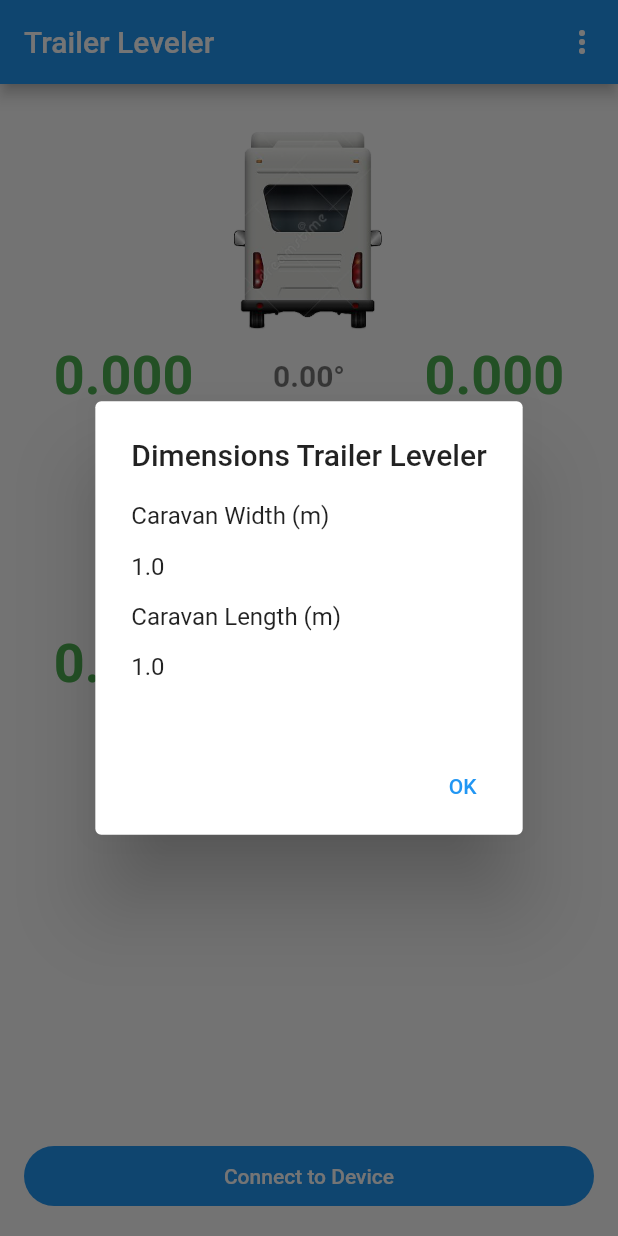
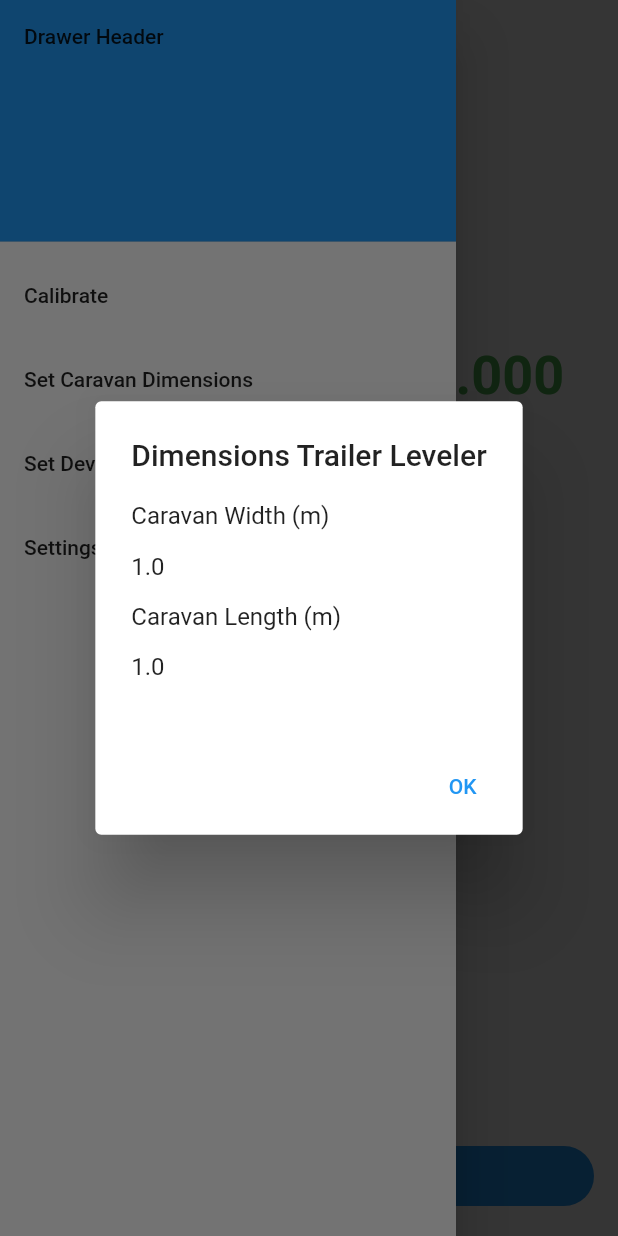
Before and after one commit to kanestoboi/TrailerLeveler-App, a Flutter app: the screen it shows after launch, with the side drawer open (before the commit the screen has no drawer), on a phone screen of 412 x 824 dp. Run offline on Flutter 3.47's test engine with Material 2 defaults, Android fonts, the light colour scheme and no system bars; our stand-ins replace flutter_blue_plus, fluttertoast, permission_handler, shared_preferences, wakelock; missing offline and left inert: shared_preferences_web, wakelock_web.

Commit message:
moving the menu bar into a appbar drawer and removing link icon from bluetooth devices page

```diff
--- a/lib/angles_page.dart
+++ b/lib/angles_page.dart
@@ -2,6 +2,7 @@ import 'dart:async';
 
 import 'package:flutter/material.dart';
 import 'package:flutter/scheduler.dart';
+import 'package:flutter/services.dart';
 import 'package:trailer_leveler_app/bluetooth_devices.dart';
 import 'package:shared_preferences/shared_preferences.dart';
 import 'dart:math';
@@ -100,15 +101,101 @@ class PageState extends State<AnglesPage> {
           preferredSize: const Size(double.infinity, kToolbarHeight),
           child: Builder(
               builder: (context) => AppBar(
-                      title: const Text('Trailer Leveler'),
+                      systemOverlayStyle: const SystemUiOverlayStyle(
+                        // Status bar color
+                        statusBarColor: Colors.transparent,
+
+                        // Status bar brightness (optional)
+                        statusBarIconBrightness:
+                            Brightness.dark, // For Android (dark icons)
+                        statusBarBrightness:
+                            Brightness.light, // For iOS (dark icons)
+                      ),
+                      backgroundColor:
+                          Theme.of(context).scaffoldBackgroundColor,
+                      elevation: 0,
+                      leading: menuWidget(context),
                       actions: <Widget>[
                         getBatteryLevelWidget(),
-                        menuWidget(),
                       ]))
 
           // StreamBuilder
           ),
       body: getLevelIndicatorWidget(),
+      drawer: Drawer(
+        // Add a ListView to the drawer. This ensures the user can scroll
+        // through the options in the drawer if there isn't enough vertical
+        // space to fit everything.
+        child: ListView(
+          // Important: Remove any padding from the ListView.
+          padding: EdgeInsets.zero,
+          children: [
+            const DrawerHeader(
+              decoration: BoxDecoration(
+                color: Colors.blue,
+              ),
+              child: Text('Drawer Header'),
+            ),
+            ListTile(
+              title: const Text(
+                'Calibrate',
+                maxLines: 1,
+              ),
+              selected: false,
+              onTap: () async {
+                Navigator.pop(context);
+
+                await _showCalibrationDialog();
+
+                _xAngleCalibration = _xAngle;
+                _yAngleCalibration = _yAngle;
+                _zAngleCalibration = _zAngle;
+                _sharedPreferences.setDouble(
+                    'xAngleCalibration', _xAngleCalibration);
+                _sharedPreferences.setDouble(
+                    'yAngleCalibration', _yAngleCalibration);
+                _sharedPreferences.setDouble(
+                    'zAngleCalibration', _zAngleCalibration);
+                // Then close the drawer
+              },
+            ),
+            ListTile(
+              title: const Text(
+                'Set Caravan Dimensions',
+                maxLines: 1,
+              ),
+              selected: false,
+              onTap: () async {
+                // Then close the drawer
+                Navigator.pop(context);
+                await _showDimensionsDialog();
+              },
+            ),
+            ListTile(
+              title: const Text(
+                'Set Device Orientation',
+                maxLines: 1,
+              ),
+              selected: false,
+              onTap: () async {
+                // Then close the drawer
+                Navigator.pop(context);
+                _showDeviceOrientationDialog();
+              },
+            ),
+            ListTile(
+              title: const Text(
+                'Settings',
+                maxLines: 1,
+              ),
+              selected: false,
+              onTap: () async {
+                Navigator.pop(context);
+              },
+            ),
+          ],
+        ),
+      ),
     );
   }
 
@@ -118,19 +205,26 @@ class PageState extends State<AnglesPage> {
         onPressed: _navigateToBluetoothDevicesPage);
   }
 
-  Widget menuWidget() {
-    return PopupMenuButton<String>(
-      onSelected: handleClick,
-      itemBuilder: (BuildContext context) {
-        return {'Calibrate', 'Set Caravan Dimensions', 'Set Device Orientation'}
-            .map((String choice) {
-          return PopupMenuItem<String>(
-            value: choice,
-            child: Text(choice),
-          );
-        }).toList();
+  Widget menuWidget(BuildContext thecontext) {
+    return IconButton(
+      icon: const Icon(Icons.menu, color: Colors.black54), // Menu icon
+      onPressed: () {
+        Scaffold.of(thecontext).openDrawer(); // Open the drawer
       },
     );
+    // return PopupMenuButton<String>(
+    //   icon: const Icon(Icons.menu, color: Colors.black54),
+    //   onSelected: (handleClick),
+    //   itemBuilder: (BuildContext context) {
+    //     return {'Calibrate', 'Set Caravan Dimensions', 'Set Device Orientation'}
+    //         .map((String choice) {
+    //       return PopupMenuItem<String>(
+    //         value: choice,
+    //         child: Text(choice),
+    //       );
+    //     }).toList();
+    //   },
+    // );
   }
 
   void _navigateToBluetoothDevicesPage() async {
@@ -200,7 +294,7 @@ class PageState extends State<AnglesPage> {
           child: Column(
             children: [
               Padding(
-                  padding: EdgeInsets.fromLTRB(
+                  padding: const EdgeInsets.fromLTRB(
                       16.0, 32.0, 16.0, 10.0), // left, top, right, bottom
                   child: Center(
                     child: Transform.rotate(
@@ -420,15 +514,16 @@ class PageState extends State<AnglesPage> {
       batteryLevelString = "      ";
     }
 
-    Color textColor = Colors.white;
+    Color textColor = Colors.black54;
 
-    return Center(
+    return Padding(
+        padding: const EdgeInsets.only(right: 20.0, top: 14),
         child: Text(
-      batteryLevelString,
-      textAlign: TextAlign.left,
-      style: TextStyle(
-          fontSize: 18, color: textColor, fontWeight: FontWeight.normal),
-    ));
+          batteryLevelString,
+          textAlign: TextAlign.left,
+          style: TextStyle(
+              fontSize: 18, color: textColor, fontWeight: FontWeight.normal),
+        ));
   }
 
   Future<void> handleClick(String value) async {
@@ -465,9 +560,9 @@ class PageState extends State<AnglesPage> {
       builder: (BuildContext context) {
         return AlertDialog(
           title: const Text('Calibrate Trailer Leveler'),
-          content: SingleChildScrollView(
+          content: const SingleChildScrollView(
             child: ListBody(
-              children: const <Widget>[
+              children: <Widget>[
                 Text('This will calibrate the sensor.'),
                 Text('Make sure that the device is level and press OK.'),
               ],
@@ -569,6 +664,7 @@ class PageState extends State<AnglesPage> {
                 Container(
                   padding: const EdgeInsets.all(8),
                   color: Colors.lightBlue,
+                  width: 400,
                   child: const Text(
                     "Front Direction \u2B09",
                     style: TextStyle(
@@ -580,7 +676,6 @@ class PageState extends State<AnglesPage> {
                     ),
                     textAlign: TextAlign.center,
                   ),
-                  width: 400,
                 ),
                 Expanded(
                   child: Row(
@@ -711,6 +806,7 @@ class PageState extends State<AnglesPage> {
                 Container(
                   padding: const EdgeInsets.all(8),
                   color: Colors.lightBlue,
+                  width: 400,
                   child: TextButton(
                     style: ButtonStyle(
                       foregroundColor:
@@ -738,7 +834,6 @@ class PageState extends State<AnglesPage> {
                       ),
                     ),
                   ),
-                  width: 400,
                 ),
               ],
             ));
```
Also changed, not shown: lib/bluetooth_devices.dart (+2 -8 lines).
